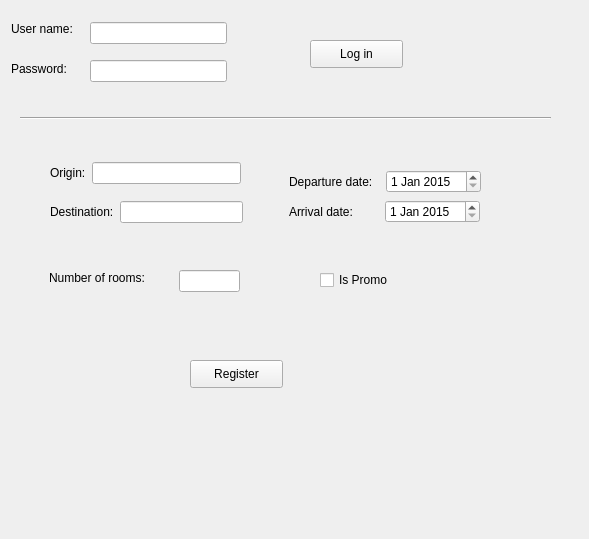
This is TourismAgencyClient/TourismAgencyClient/com/tourism/gui/ui_files/widget_register_travel_pack.ui in atrevisan/tourism_agency as Qt 5 draws it before an edit. The edited form follows.
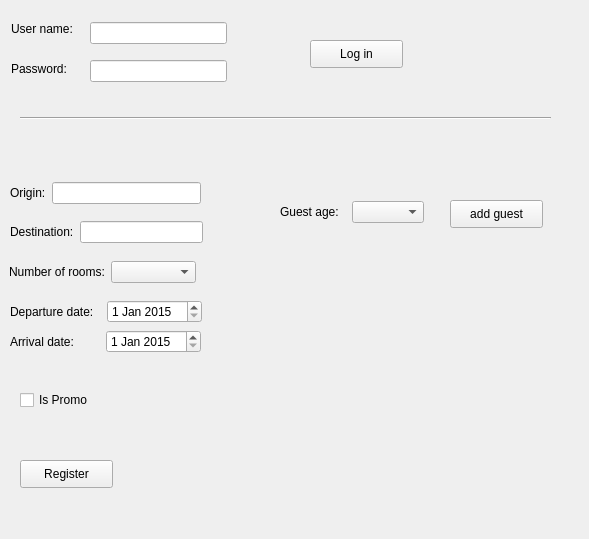
This is the edited form.

Commit message: reimplement register widget and show widgets

Patch:
```diff
--- a/TourismAgencyClient/TourismAgencyClient/com/tourism/gui/ui_files/widget_register_travel_pack.ui
+++ b/TourismAgencyClient/TourismAgencyClient/com/tourism/gui/ui_files/widget_register_travel_pack.ui
@@ -75,34 +75,11 @@
     <enum>Qt::Horizontal</enum>
    </property>
   </widget>
-  <widget class="QLabel" name="label_7">
-   <property name="geometry">
-    <rect>
-     <x>49</x>
-     <y>270</y>
-     <width>111</width>
-     <height>16</height>
-    </rect>
-   </property>
-   <property name="text">
-    <string>Number of rooms:</string>
-   </property>
-  </widget>
-  <widget class="QLineEdit" name="line_edit_number_of_rooms">
-   <property name="geometry">
-    <rect>
-     <x>179</x>
-     <y>270</y>
-     <width>61</width>
-     <height>22</height>
-    </rect>
-   </property>
-  </widget>
   <widget class="QWidget" name="layoutWidget">
    <property name="geometry">
     <rect>
-     <x>50</x>
-     <y>161</y>
+     <x>10</x>
+     <y>181</y>
      <width>191</width>
      <height>24</height>
     </rect>
@@ -123,8 +100,8 @@
   <widget class="QWidget" name="layoutWidget">
    <property name="geometry">
     <rect>
-     <x>50</x>
-     <y>200</y>
+     <x>10</x>
+     <y>220</y>
      <width>193</width>
      <height>24</height>
     </rect>
@@ -145,8 +122,8 @@
   <widget class="QWidget" name="layoutWidget">
    <property name="geometry">
     <rect>
-     <x>289</x>
-     <y>170</y>
+     <x>10</x>
+     <y>300</y>
      <width>192</width>
      <height>24</height>
     </rect>
@@ -178,8 +155,8 @@
   <widget class="QWidget" name="layoutWidget">
    <property name="geometry">
     <rect>
-     <x>289</x>
-     <y>200</y>
+     <x>10</x>
+     <y>330</y>
      <width>191</width>
      <height>24</height>
     </rect>
@@ -224,8 +201,8 @@
   <widget class="QPushButton" name="button_register">
    <property name="geometry">
     <rect>
-     <x>190</x>
-     <y>360</y>
+     <x>20</x>
+     <y>460</y>
      <width>93</width>
      <height>28</height>
     </rect>
@@ -237,8 +214,8 @@
   <widget class="QCheckBox" name="check_is_promo">
    <property name="geometry">
     <rect>
-     <x>320</x>
-     <y>270</y>
+     <x>20</x>
+     <y>390</y>
      <width>81</width>
      <height>20</height>
     </rect>
@@ -247,6 +224,74 @@
     <string>Is Promo</string>
    </property>
   </widget>
+  <widget class="QWidget" name="verticalLayoutWidget">
+   <property name="geometry">
+    <rect>
+     <x>280</x>
+     <y>279</y>
+     <width>171</width>
+     <height>81</height>
+    </rect>
+   </property>
+   <layout class="QVBoxLayout" name="vlayout_guests"/>
+  </widget>
+  <widget class="QPushButton" name="buton_add_guest">
+   <property name="geometry">
+    <rect>
+     <x>450</x>
+     <y>200</y>
+     <width>93</width>
+     <height>28</height>
+    </rect>
+   </property>
+   <property name="text">
+    <string>add guest</string>
+   </property>
+  </widget>
+  <widget class="QWidget" name="">
+   <property name="geometry">
+    <rect>
+     <x>280</x>
+     <y>200</y>
+     <width>144</width>
+     <height>24</height>
+    </rect>
+   </property>
+   <layout class="QHBoxLayout" name="horizontalLayout_5">
+    <item>
+     <widget class="QLabel" name="label_8">
+      <property name="text">
+       <string>Guest age:</string>
+      </property>
+     </widget>
+    </item>
+    <item>
+     <widget class="QComboBox" name="combo_age"/>
+    </item>
+   </layout>
+  </widget>
+  <widget class="QWidget" name="">
+   <property name="geometry">
+    <rect>
+     <x>9</x>
+     <y>260</y>
+     <width>187</width>
+     <height>24</height>
+    </rect>
+   </property>
+   <layout class="QHBoxLayout" name="horizontalLayout_6">
+    <item>
+     <widget class="QLabel" name="label_7">
+      <property name="text">
+       <string>Number of rooms:</string>
+      </property>
+     </widget>
+    </item>
+    <item>
+     <widget class="QComboBox" name="combo_number_of_rooms"/>
+    </item>
+   </layout>
+  </widget>
  </widget>
  <resources/>
  <connections/>
```
The commit also changes 17 other files.
